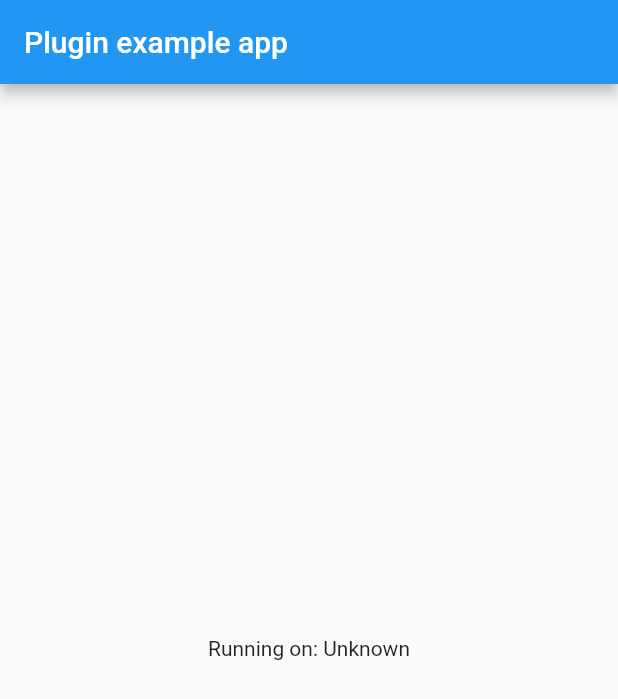
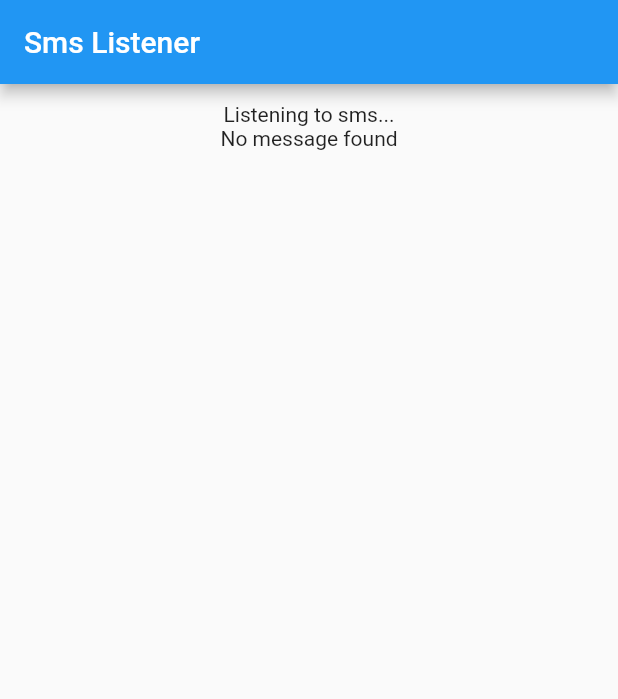
Before and after one commit to danjodanjo/fluttter_sms_listener, a Flutter app: the screen it shows after launch, on a phone screen of 412 x 824 dp. Shown: the top 699 px of the screen. Run offline on Flutter 3.47's test engine with Material 2 defaults, Android fonts, the phone set to English and light mode, and no system bars.

Commit message:
Added missing permission Added example Bug fix on read property from json

```diff
--- a/example/lib/main.dart
+++ b/example/lib/main.dart
@@ -1,7 +1,9 @@
+import 'dart:io';
+
 import 'package:flutter/material.dart';
 import 'dart:async';
 
-import 'package:flutter/services.dart';
+import 'package:intl/intl.dart';
 import 'package:flutter_sms_listener/flutter_sms_listener.dart';
 
 void main() {
@@ -14,34 +16,42 @@ class MyApp extends StatefulWidget {
 }
 
 class _MyAppState extends State<MyApp> {
-  String _platformVersion = 'Unknown';
+  static const String LISTEN_MSG = 'Listening to sms...';
+  static const String NEW_MSG = 'Captured new message!';
+  String _status = LISTEN_MSG;
+
+  FlutterSmsListener _smsListener = FlutterSmsListener();
+  List<SmsMessage> _messagesCaptured = <SmsMessage>[];
+
+  final _dateFormat = DateFormat('E, ').add_jm();
 
   @override
   void initState() {
     super.initState();
-    initPlatformState();
+
+    if (!Platform.isAndroid) {
+      return;
+    }
+
+    WidgetsBinding.instance!.addPostFrameCallback((timeStamp) {
+      _beginListening();
+    });
   }
 
-  // Platform messages are asynchronous, so we initialize in an async method.
-  Future<void> initPlatformState() async {
-    String platformVersion;
-    // Platform messages may fail, so we use a try/catch PlatformException.
-    // We also handle the message potentially returning null.
-    try {
-      /* platformVersion =
-          await FlutterSmsListener.platformVersion ?? 'Unknown platform version';*/
-    } on PlatformException {
-      platformVersion = 'Failed to get platform version.';
-    }
+  void _beginListening() {
+    _smsListener.onSmsReceived!.listen((message) {
+      _messagesCaptured.add(message);
 
-    // If the widget was removed from the tree while the asynchronous platform
-    // message was in flight, we want to discard the reply rather than calling
-    // setState to update our non-existent appearance.
-    if (!mounted) return;
+      setState(() {
+        _status = NEW_MSG;
+      });
 
-    // setState(() {
-    //   _platformVersion = platformVersion;
-    // });
+      Future.delayed(Duration(seconds: 5)).then((_) {
+        setState(() {
+          _status = LISTEN_MSG;
+        });
+      });
+    });
   }
 
   @override
@@ -49,10 +59,42 @@ class _MyAppState extends State<MyApp> {
     return MaterialApp(
       home: Scaffold(
         appBar: AppBar(
-          title: const Text('Plugin example app'),
+          title: const Text('Sms Listener'),
         ),
         body: Center(
-          child: Text('Running on: $_platformVersion\n'),
+          child: Column(
+            children: <Widget>[
+              SizedBox(
+                height: 12,
+              ),
+              Text(_status),
+              _messagesCaptured.isEmpty
+                  ? Center(
+                      child: Text('No message found'),
+                    )
+                  : ListView.separated(
+                      itemCount: _messagesCaptured.length,
+                      itemBuilder: (context, index) => ListTile(
+                        contentPadding: EdgeInsets.all(4),
+                        title: Text(
+                          _messagesCaptured[index].address ?? '',
+                          style: TextStyle(fontSize: 14, color: Colors.black),
+                        ),
+                        subtitle: Text(
+                          _messagesCaptured[index].body ?? '',
+                          style: TextStyle(fontSize: 12, color: Colors.black87),
+                          overflow: TextOverflow.ellipsis,
+                        ),
+                        trailing: Text(_dateFormat.format(
+                            _messagesCaptured[index].date ?? DateTime.now())),
+                      ),
+                      shrinkWrap: true,
+                      separatorBuilder: (context, _) => SizedBox(
+                        height: 8,
+                      ),
+                    ),
+            ],
+          ),
         ),
       ),
     );
--- a/example/pubspec.yaml
+++ b/example/pubspec.yaml
@@ -19,7 +19,7 @@ dependencies:
     # The example app is bundled with the plugin so we use a path dependency on
     # the parent directory to use the current plugin's version.
     path: ../
-
+  intl: ^0.17.0
   # The following adds the Cupertino Icons font to your application.
   # Use with the CupertinoIcons class for iOS style icons.
   cupertino_icons: ^1.0.2
```
Also changed, not shown: lib/flutter_sms_listener.dart (+5 -2 lines), pubspec.yaml (+4 -3 lines), example/pubspec.lock, 7 other files.
